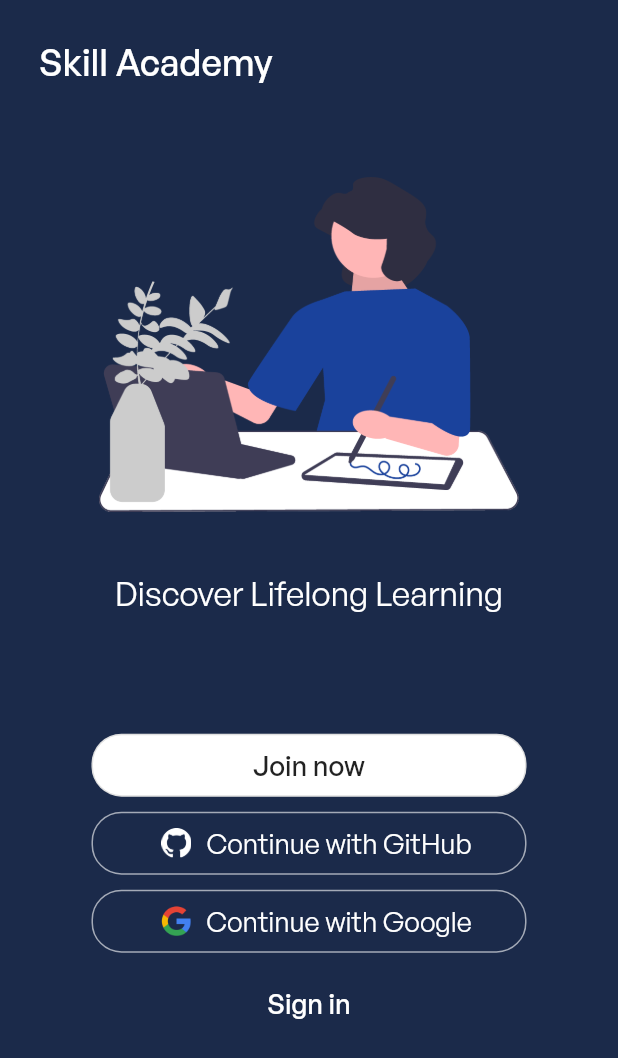
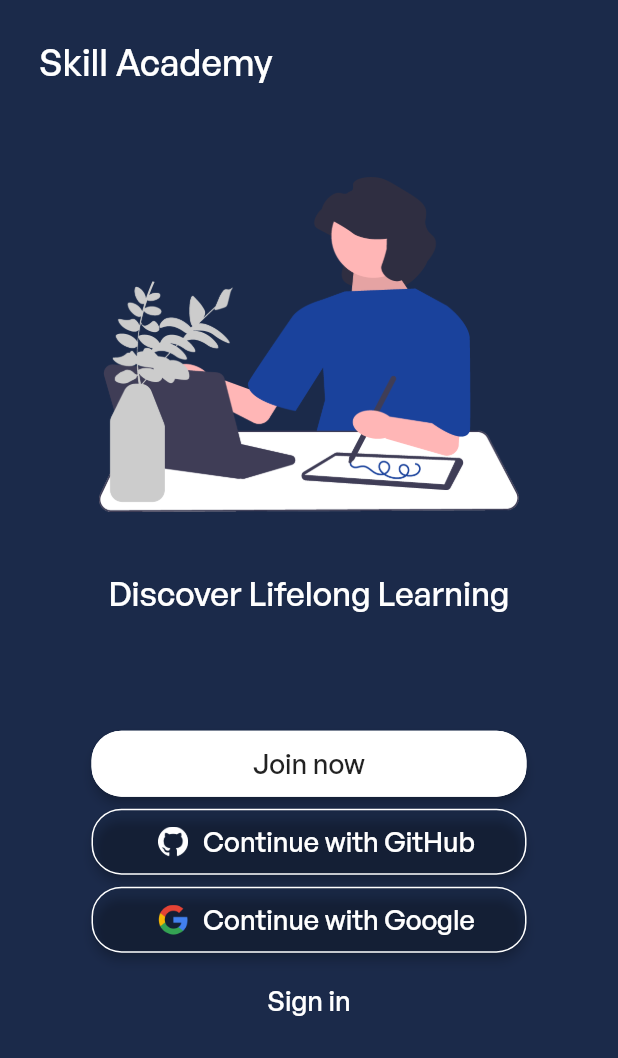
Before and after one commit to realstoman/flutter_login_register_ui, a Flutter app: the screen it shows after launch, on a phone screen of 412 x 824 dp. Shown: the top 1058 px of the screen. Run offline on Flutter 3.47's test engine with Material 2 defaults, Android fonts, the phone set to English and light mode, and no system bars.

Commit message:
Action buttons and banner text sizing

```diff
--- a/lib/widgets/app_banner.dart
+++ b/lib/widgets/app_banner.dart
@@ -25,7 +25,7 @@ class AppBanner extends StatelessWidget {
                     style: TextStyle(
                       color: Colors.white,
                       fontFamily: 'GeneralSans',
-                      fontWeight: FontWeight.w400,
+                      fontWeight: FontWeight.w500,
                       fontSize: 22,
                     )),
               ),
--- a/lib/widgets/app_home_buttons.dart
+++ b/lib/widgets/app_home_buttons.dart
@@ -23,15 +23,18 @@ class _AppHomeButtonsState extends State<AppHomeButtons> {
                 child: Column(
                   children: <Widget>[
                     Padding(
-                      padding: const EdgeInsets.symmetric(vertical: 10.0),
+                      padding: const EdgeInsets.symmetric(vertical: 8.0),
                       child: SizedBox(
                         width: 290,
-                        height: 42,
+                        height: 44,
                         child: OutlinedButton(
                           style: OutlinedButton.styleFrom(
                             backgroundColor: Colors.white,
                             primary: Colors.black87,
                             textStyle: const TextStyle(fontSize: 18),
+                            side:
+                                const BorderSide(color: Colors.white, width: 1),
+                            elevation: 3,
                             shape: const RoundedRectangleBorder(
                                 borderRadius:
                                     BorderRadius.all(Radius.circular(20))),
@@ -49,12 +52,13 @@ class _AppHomeButtonsState extends State<AppHomeButtons> {
                     ),
                     SizedBox(
                       width: 290,
-                      height: 42,
+                      height: 44,
                       child: OutlinedButton(
                         style: OutlinedButton.styleFrom(
                           primary: Colors.white,
                           textStyle: const TextStyle(fontSize: 18),
-                          side: const BorderSide(color: Colors.white60),
+                          side: const BorderSide(color: Colors.white, width: 1),
+                          elevation: 3,
                           shape: const RoundedRectangleBorder(
                               borderRadius:
                                   BorderRadius.all(Radius.circular(20))),
@@ -75,21 +79,23 @@ class _AppHomeButtonsState extends State<AppHomeButtons> {
                             const Text('Continue with GitHub',
                                 style: TextStyle(
                                     fontFamily: 'GeneralSans',
-                                    fontWeight: FontWeight.w400)),
+                                    fontWeight: FontWeight.w500)),
                           ],
                         ),
                       ),
                     ),
                     Padding(
-                      padding: const EdgeInsets.symmetric(vertical: 10.0),
+                      padding: const EdgeInsets.symmetric(vertical: 8.0),
                       child: SizedBox(
                         width: 290,
-                        height: 42,
+                        height: 44,
                         child: OutlinedButton(
                           style: OutlinedButton.styleFrom(
                             primary: Colors.white,
                             textStyle: const TextStyle(fontSize: 18),
-                            side: const BorderSide(color: Colors.white60),
+                            side:
+                                const BorderSide(color: Colors.white, width: 1),
+                            elevation: 3,
                             shape: const RoundedRectangleBorder(
                                 borderRadius:
                                     BorderRadius.all(Radius.circular(20))),
@@ -111,7 +117,7 @@ class _AppHomeButtonsState extends State<AppHomeButtons> {
                               const Text('Continue with Google',
                                   style: TextStyle(
                                       fontFamily: 'GeneralSans',
-                                      fontWeight: FontWeight.w400)),
+                                      fontWeight: FontWeight.w500)),
                             ],
                           ),
                         ),
```
